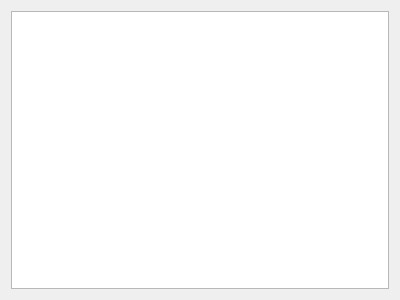
Above: src/gui-remote/collectionwidget.ui from hyperquantum/PMP before the change. Below: the same form after it.
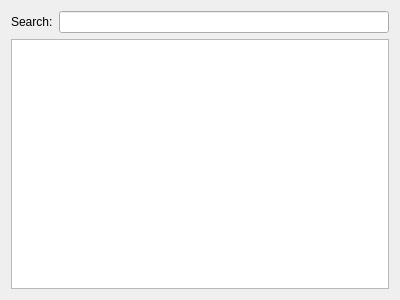
That is the form after the change.

Commit message: GUI Remote: added filtering of the music collection by a fixed string typed in a search box.

Diff of the .ui file:
```diff
--- a/src/gui-remote/collectionwidget.ui
+++ b/src/gui-remote/collectionwidget.ui
@@ -20,6 +20,20 @@
    <string>Collection</string>
   </property>
   <layout class="QVBoxLayout" name="verticalLayout">
+   <item>
+    <layout class="QFormLayout" name="formLayout">
+     <item row="0" column="0">
+      <widget class="QLabel" name="searchLabel">
+       <property name="text">
+        <string>Search:</string>
+       </property>
+      </widget>
+     </item>
+     <item row="0" column="1">
+      <widget class="QLineEdit" name="searchLineEdit"/>
+     </item>
+    </layout>
+   </item>
    <item>
     <widget class="QTableView" name="collectionTableView">
      <property name="contextMenuPolicy">
```
The commit also changes 3 other files.
